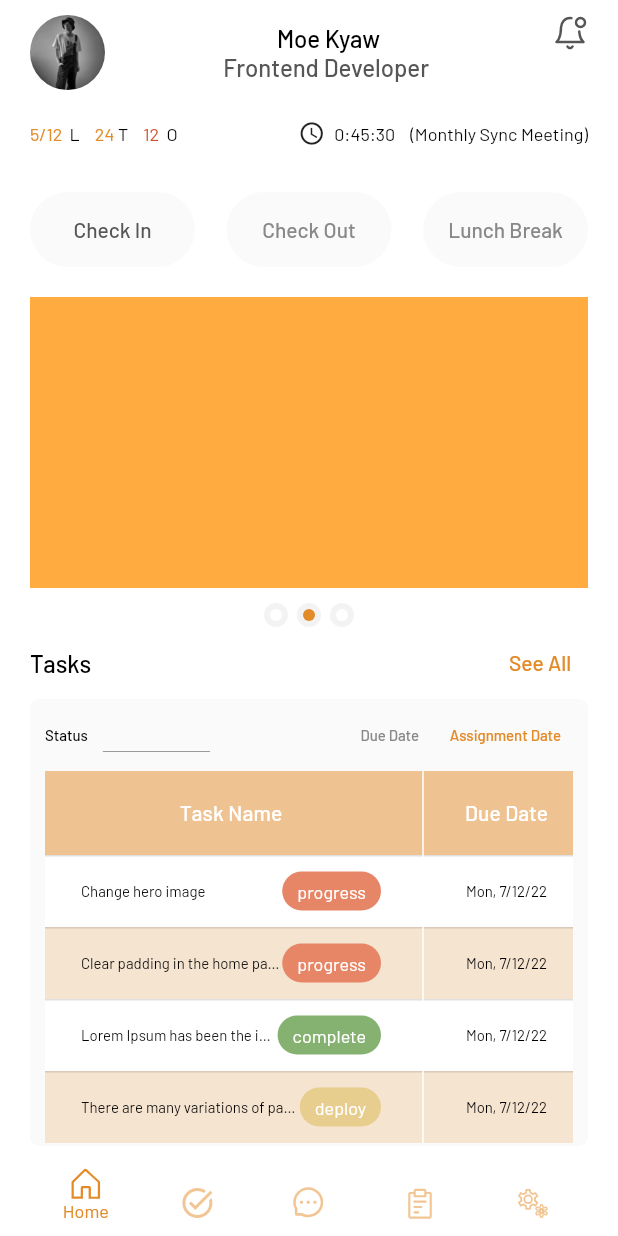
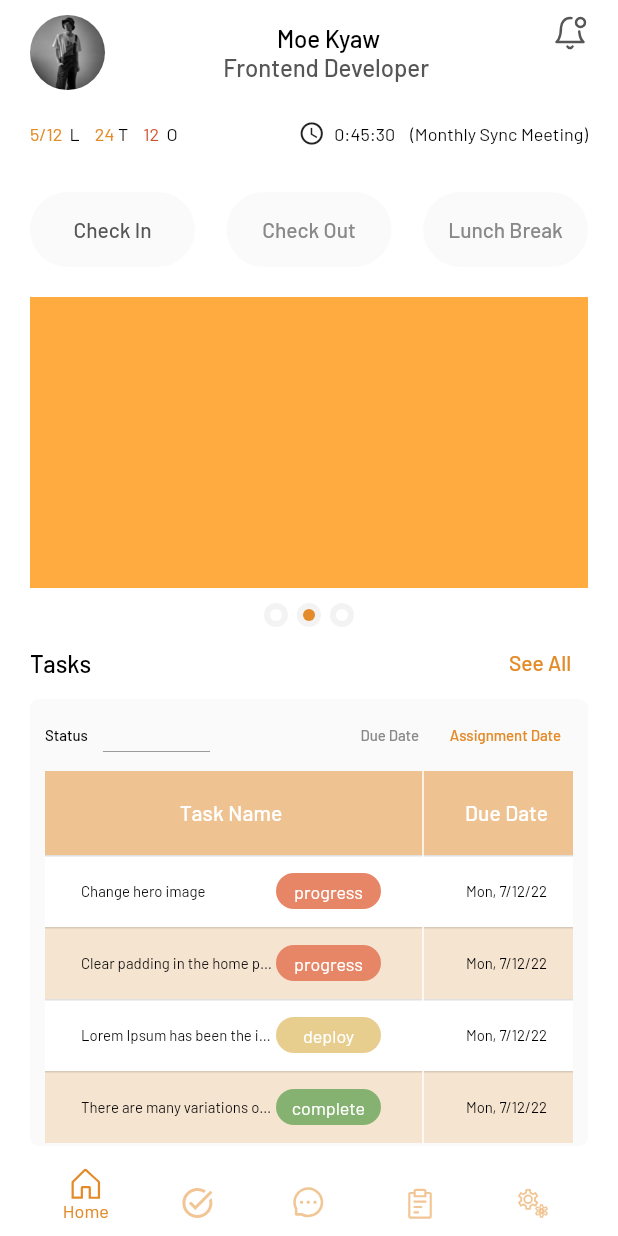
Before and after one commit to tinkokowin96/exceed_resources_frontend, a Flutter app: the screen it shows after launch, on a phone screen of 412 x 824 dp. Run offline on Flutter 3.47's test engine with Material 2 defaults, Android fonts, the phone set to English and light mode, and no system bars; our stand-ins replace cookie_jar, dio, dio_cookie_manager, flutter_svg, freezed_annotation, geolocator and 3 more; project files that could hold a hidden picture were left out.

Commit message:
update task table

```diff
--- /dev/null
+++ b/lib/app/modules/core/models/action_text.dart
@@ -0,0 +1,9 @@
+class ActionText {
+  final String text;
+  final dynamic action;
+
+  const ActionText({
+    required this.text,
+    required this.action,
+  });
+}
--- /dev/null
+++ b/lib/app/modules/core/models/dropdown_option.dart
@@ -0,0 +1,11 @@
+class DropdownOption {
+  final String text;
+  final dynamic value;
+  final String? category;
+
+  const DropdownOption({
+    required this.text,
+    required this.value,
+    this.category,
+  });
+}
--- a/lib/app/modules/core/theme/size.dart
+++ b/lib/app/modules/core/theme/size.dart
@@ -24,13 +24,17 @@ class AppSize {
   static const fHMd = 74.0;
 
   //dropdown
-  static const dH = 120.0;
+  static const dH = 100.0;
   static const dL = 100.0; //dropdown loading
 
   //active indicator
   static const aiiw = 16.0; //wrapper
   static const aiii = 8.0; //indicator
 
+  //status
+  static const staW = 70.0;
+  static const staH = 24.0;
+
   //miscs
   static const fH = 50.0; //footer height
   static const tCMW = 200.0; //table column max width
--- a/lib/app/modules/core/widgets/dropdown/dropdown.dart
+++ b/lib/app/modules/core/widgets/dropdown/dropdown.dart
@@ -1,4 +1,6 @@
 import 'dart:async';
+import 'package:exceed_resources_frontend/app/modules/core/models/action_text.dart';
+import 'package:exceed_resources_frontend/app/modules/core/models/dropdown_option.dart';
 import 'package:exceed_resources_frontend/app/modules/core/theme/index.dart';
 import 'package:exceed_resources_frontend/app/modules/core/theme/miscs.dart';
 import 'package:exceed_resources_frontend/app/modules/core/theme/size.dart';
@@ -12,31 +14,37 @@ import 'package:lottie/lottie.dart';
 
 class AppDropdown extends StatefulWidget {
   final double width;
-  final String hint;
   final bool loading;
-  final List<Map> items;
-  final TextEditingController dropdownController;
-  final Function({Map? value, bool? checked}) onChanged;
+  final List<DropdownOption> items;
+  final Function({DropdownOption? value, bool? checked}) onChanged;
   final bool isMulti;
   final bool searchable;
   final bool noPadding;
+  final TextEditingController dropdownController;
+  final EText textSize;
+  final String? hint;
+  final DropdownOption? defaultOption;
+  final Widget? customSelector;
   final Function(String value)? onSearched;
-  final List<Map>? initialItems;
+  final List<DropdownOption>? initialItems;
   final List<String>? selected;
-  final Map? addNew;
+  final ActionText? addNew;
   final Function(String? value)? validator;
   final String? title;
   const AppDropdown({
     Key? key,
     required this.width,
-    required this.hint,
     required this.loading,
     required this.items,
     required this.onChanged,
     required this.dropdownController,
+    this.hint,
     this.searchable = false,
     this.noPadding = false,
     this.isMulti = false,
+    this.textSize = EText.h3,
+    this.defaultOption,
+    this.customSelector,
     this.onSearched,
     this.selected,
     this.initialItems,
@@ -54,10 +62,11 @@ class _AppDropdownState extends State<AppDropdown> {
   late final FocusNode _focusNode;
   late final OverlayState? _overlay;
   late final OverlayEntry? _entry;
+  late final List<String> _selected = widget.selected ?? [];
   String searchedText = '';
-  Map? _selectedDropdown;
+  bool _showDropdown = false;
+  DropdownOption? _selectedDropdown;
   Timer? _timer;
-  late final List<String> _selected = widget.selected ?? [];
 
   void debounceSearch(String search) {
     searchedText = search;
@@ -70,20 +79,20 @@ class _AppDropdownState extends State<AppDropdown> {
     );
   }
 
-  void selectDropdownHandler({required Map value, bool? checked}) {
+  void selectDropdownHandler({required DropdownOption value, bool? checked}) {
     setState(() {
       if (checked == null) {
-        widget.dropdownController.text = value['text'];
+        widget.dropdownController.text = value.text;
         _selectedDropdown = value;
         _focusNode.unfocus();
       } else {
         if (checked) {
-          final isAlreadySelected = _selected.contains(value['text']);
+          final isAlreadySelected = _selected.contains(value.text);
           if (!isAlreadySelected) {
-            _selected.add(value['text']);
+            _selected.add(value.text);
           }
         } else {
-          _selected.removeWhere((item) => item == value['text']);
+          _selected.removeWhere((item) => item == value.text);
         }
 
         widget.dropdownController.text = '';
@@ -127,6 +136,7 @@ class _AppDropdownState extends State<AppDropdown> {
               width: widget.width,
               focus: _focusNode,
               addNew: widget.addNew,
+              textSize: widget.textSize,
               selectDropdownHandler: selectDropdownHandler,
               isMulti: widget.isMulti,
               selected: _selected,
@@ -138,6 +148,7 @@ class _AppDropdownState extends State<AppDropdown> {
   }
 
   void showDropdown(bool show) {
+    _showDropdown = show;
     if (show) {
       _overlay!.insert(_entry!);
       setState(() {
@@ -157,6 +168,9 @@ class _AppDropdownState extends State<AppDropdown> {
   @override
   void initState() {
     _focusNode = FocusNode();
+    if (widget.defaultOption != null) {
+      widget.dropdownController.text = widget.defaultOption!.text;
+    }
     WidgetsBinding.instance.addPostFrameCallback((_) => executeAfterBuild(false));
     super.initState();
   }
@@ -191,7 +205,12 @@ class _AppDropdownState extends State<AppDropdown> {
   Widget build(BuildContext context) {
     return CompositedTransformTarget(
       link: _layerLink,
-      child: FormFieldInput(
+      child: widget.customSelector != null
+          ? GestureDetector(
+              onTap: () => showDropdown(!_showDropdown),
+              child: widget.customSelector,
+            )
+          : FormFieldInput(
               title: widget.title,
               controller: widget.dropdownController,
               width: widget.width,
@@ -209,13 +228,14 @@ class _AppDropdownState extends State<AppDropdown> {
 class DopdownItems extends StatelessWidget {
   final bool loading;
   final double width;
-  final List<Map> items;
+  final List<DropdownOption> items;
   final FocusNode focus;
-  final Function({required Map value, bool? checked}) selectDropdownHandler;
+  final Function({required DropdownOption value, bool? checked}) selectDropdownHandler;
   final bool noPadding;
   final bool isMulti;
+  final EText textSize;
   final List<String> selected;
-  final Map? addNew;
+  final ActionText? addNew;
 
   const DopdownItems({
     Key? key,
@@ -227,6 +247,7 @@ class DopdownItems extends StatelessWidget {
     required this.noPadding,
     required this.isMulti,
     required this.selected,
+    required this.textSize,
     this.addNew,
   }) : super(key: key);
 
@@ -242,7 +263,7 @@ class DopdownItems extends StatelessWidget {
           padding: const EdgeInsets.all(AppSize.sm),
           child: SingleChildScrollView(
             child: Column(
-              crossAxisAlignment: CrossAxisAlignment.start,
+              //   crossAxisAlignment: CrossAxisAlignment.start,
               children: [
                 loading
                     ? SizedBox(
@@ -278,20 +299,20 @@ class DopdownItems extends StatelessWidget {
                                             vertical: noPadding ? 0 : AppSize.sm,
                                           ),
                                           alignment:
-                                              items[index]['type'] != null ? Alignment.centerLeft : Alignment.center,
+                                              items[index].category != null ? Alignment.centerLeft : Alignment.center,
                                           child: Text(
-                                            items[index]['text'],
-                                            style: AppTheme.text(context: context),
+                                            items[index].text,
+                                            style: AppTheme.text(context: context, size: textSize),
                                           ),
                                         ),
                                       ),
-                                      items[index]['type'] != null
+                                      items[index].category != null
                                           ? ColoredBox(
                                               color: AppTheme.of(context).color.primary.withOpacity(0.2),
                                               child: Text(
-                                                items[index]['type'],
+                                                items[index].category!,
                                                 style: AppTheme.text(
-                                                    size: EText.h4, context: context, type: ETextType.primary),
+                                                    size: textSize, context: context, type: ETextType.primary),
                                               ),
                                             )
                                           : AppSizeBox.zero,
@@ -306,14 +327,14 @@ class DopdownItems extends StatelessWidget {
                                     mainAxisAlignment: MainAxisAlignment.spaceBetween,
                                     children: [
                                       Text(
-                                        items[index]['text'],
-                                        style: AppTheme.text(context: context),
+                                        items[index].text,
+                                        style: AppTheme.text(context: context, size: textSize),
                                       ),
                                       Checkbox(
                                         fillColor: MaterialStateProperty.all<Color>(
                                           AppTheme.of(context).color.primary,
                                         ),
-                                        value: selected.contains(items[index]['text']),
+                                        value: selected.contains(items[index].text),
                                         onChanged: (value) => selectDropdownHandler(
                                           value: items[index],
                                           checked: value,
@@ -333,10 +354,10 @@ class DopdownItems extends StatelessWidget {
                           mainAxisAlignment: MainAxisAlignment.center,
                           children: [
                             AppTextButton(
-                              text: addNew!['text'],
+                              text: addNew!.text,
                               onPressed: () {
                                 focus.unfocus();
-                                addNew!['onPressed']();
+                                addNew!.action();
                               },
                             )
                           ],
--- a/lib/app/modules/core/widgets/form_field_input.dart
+++ b/lib/app/modules/core/widgets/form_field_input.dart
@@ -6,7 +6,7 @@ import 'package:flutter/material.dart';
 import 'package:flutter/services.dart';
 
 class FormFieldInput extends StatelessWidget {
-  final String hintText;
+  final String? hintText;
   final double width;
   final bool readOnly;
   final bool obscureText;
@@ -24,8 +24,8 @@ class FormFieldInput extends StatelessWidget {
 
   const FormFieldInput({
     Key? key,
-    required this.hintText,
     required this.width,
+    this.hintText,
     this.controller,
     this.value,
     this.obscureText = false,
--- a/lib/app/modules/task/components/task_table.dart
+++ b/lib/app/modules/task/components/task_table.dart
@@ -14,12 +14,10 @@ class TaskTable extends GetView<TaskTableController> {
 
   @override
   Widget build(BuildContext context) {
-    Get.create(
-      () => TaskTableController(context: context),
-      permanent: false,
-    );
+    Get.put(TaskTableController());
     return Expanded(
-      child: LayoutBuilder(builder: (context, constraint) {
+      child: LayoutBuilder(
+        builder: (context, constraint) {
           return DecoratedBox(
             decoration: BoxDecoration(
               color: AppTheme.of(context).color.container,
@@ -65,7 +63,7 @@ class TaskTable extends GetView<TaskTableController> {
                     Expanded(
                       child: AppTable(
                         columns: controller.columns,
-                      rows: controller.rows,
+                        rows: controller.getRows(context),
                       ),
                     )
                   ],
@@ -73,7 +71,8 @@ class TaskTable extends GetView<TaskTableController> {
               ),
             ),
           );
-      }),
+        },
+      ),
     );
   }
 }
--- a/lib/app/modules/task/controllers/task_table_controller.dart
+++ b/lib/app/modules/task/controllers/task_table_controller.dart
@@ -1,23 +1,22 @@
 import 'package:exceed_resources_frontend/app/modules/core/theme/index.dart';
-import 'package:exceed_resources_frontend/app/modules/core/theme/size.dart';
 import 'package:exceed_resources_frontend/app/modules/core/utils/enum.dart';
+import 'package:exceed_resources_frontend/app/modules/task/models/status.dart';
+import 'package:exceed_resources_frontend/app/modules/task/widgets/status_dropdown.dart';
 import 'package:flutter/material.dart';
 import 'package:get/get.dart';
 
 class TaskTableController extends GetxController {
-  final BuildContext context;
-  TaskTableController({
-    required this.context,
-  });
-
+  late final BuildContext context;
   final statusController = TextEditingController();
   final columns = ['Task Name', 'Due Date', 'Project'];
   final status = [
-    {'text': 'progress', 'color': const Color(0xFFE78567)},
-    {'text': 'deploy', 'color': const Color(0xFFE8CE8E)},
-    {'text': 'complete', 'color': const Color(0xFF85B270)},
+    Status(text: 'progress', color: const Color(0xFFE78567)),
+    Status(text: 'deploy', color: const Color(0xFFE8CE8E)),
+    Status(text: 'complete', color: const Color(0xFF85B270)),
   ];
-  late final List<List<Widget>> rows = [
+
+  List<List<Widget>> getRows(BuildContext context) {
+    return [
       [
         Row(
           mainAxisAlignment: MainAxisAlignment.spaceBetween,
@@ -29,25 +28,10 @@ class TaskTableController extends GetxController {
                 style: AppTheme.text(context: context, size: EText.h4),
               ),
             ),
-          DecoratedBox(
-            decoration: BoxDecoration(
-              color: const Color(0xFFE78567),
-              borderRadius: BorderRadius.circular(AppSize.lg),
-            ),
-            child: Padding(
-              padding: const EdgeInsets.symmetric(horizontal: AppSize.sm, vertical: AppSize.xs),
-              child: SizedBox(
-                child: Text(
-                  'progress',
-                  style: AppTheme.text(
-                    context: context,
-                    size: EText.h5,
-                    type: ETextType.white,
-                  ),
-                ),
-              ),
-            ),
-          ),
+            StatusDropdown(
+              status: status,
+              initialStatus: status[0],
+            )
           ],
         ),
         Text(
@@ -71,27 +55,9 @@ class TaskTableController extends GetxController {
                 style: AppTheme.text(context: context, size: EText.h4),
               ),
             ),
-          DecoratedBox(
-            decoration: BoxDecoration(
-              color: const Color(0xFFE78567),
-              borderRadius: BorderRadius.circular(AppSize.lg),
-            ),
-            child: Padding(
-              padding: const EdgeInsets.symmetric(
-                horizontal: AppSize.sm,
-                vertical: AppSize.xs,
-              ),
-              child: SizedBox(
-                child: Text(
-                  'progress',
-                  style: AppTheme.text(
-                    context: context,
-                    size: EText.h5,
-                    type: ETextType.white,
-                  ),
-                ),
-              ),
-            ),
+            StatusDropdown(
+              status: status,
+              initialStatus: status[0],
             ),
           ],
         ),
@@ -116,27 +82,9 @@ class TaskTableController extends GetxController {
                 style: AppTheme.text(context: context, size: EText.h4),
               ),
             ),
-          DecoratedBox(
-            decoration: BoxDecoration(
-              color: const Color(0xFF85B270),
-              borderRadius: BorderRadius.circular(AppSize.lg),
-            ),
-            child: Padding(
-              padding: const EdgeInsets.symmetric(
-                horizontal: AppSize.sm,
-                vertical: AppSize.xs,
-              ),
-              child: SizedBox(
-                child: Text(
-                  'complete',
-                  style: AppTheme.text(
-                    context: context,
-                    size: EText.h5,
-                    type: ETextType.white,
-                  ),
-                ),
-              ),
-            ),
+            StatusDropdown(
+              status: status,
+              initialStatus: status[1],
             ),
           ],
         ),
@@ -161,27 +109,9 @@ class TaskTableController extends GetxController {
                 style: AppTheme.text(context: context, size: EText.h4),
               ),
             ),
-          DecoratedBox(
-            decoration: BoxDecoration(
-              color: const Color(0xFFE8CE8E),
-              borderRadius: BorderRadius.circular(AppSize.lg),
-            ),
-            child: Padding(
-              padding: const EdgeInsets.symmetric(
-                horizontal: AppSize.sm,
-                vertical: AppSize.xs,
-              ),
-              child: SizedBox(
-                child: Text(
-                  'deploy',
-                  style: AppTheme.text(
-                    context: context,
-                    size: EText.h5,
-                    type: ETextType.white,
-                  ),
-                ),
-              ),
-            ),
+            StatusDropdown(
+              status: status,
+              initialStatus: status[2],
             ),
           ],
         ),
@@ -197,3 +127,4 @@ class TaskTableController extends GetxController {
       ],
     ];
   }
+}
--- /dev/null
+++ b/lib/app/modules/task/models/status.dart
@@ -0,0 +1,24 @@
+import 'package:flutter/material.dart';
+import 'package:freezed_annotation/freezed_annotation.dart';
+
+part 'status.freezed.dart';
+part 'status.g.dart';
+
+@freezed
+class Status with _$Status {
+  factory Status({
+    required String text,
+    @JsonKey(
+      name: 'color',
+      fromJson: colorFromJson,
+      toJson: colorToJson,
+    )
+        required Color color,
+  }) = _Status;
+
+  factory Status.fromJson(Map<String, dynamic> json) => _$StatusFromJson(json);
+}
+
+Color colorFromJson(String json) => Color(int.parse(json));
+
+String colorToJson(Color color) => color.toString().replaceAll('Color(', '').replaceAll(')', '');
--- /dev/null
+++ b/lib/app/modules/task/widgets/status_dropdown.dart
@@ -0,0 +1,73 @@
+import 'package:exceed_resources_frontend/app/modules/core/models/dropdown_option.dart';
+import 'package:exceed_resources_frontend/app/modules/core/theme/index.dart';
+import 'package:exceed_resources_frontend/app/modules/core/theme/size.dart';
+import 'package:exceed_resources_frontend/app/modules/core/utils/enum.dart';
+import 'package:exceed_resources_frontend/app/modules/core/widgets/dropdown/dropdown.dart';
+import 'package:exceed_resources_frontend/app/modules/task/controllers/status_dropdown_controller.dart';
+import 'package:exceed_resources_frontend/app/modules/task/models/status.dart';
+import 'package:flutter/material.dart';
+import 'package:get/get.dart';
+
+class StatusDropdown extends StatefulWidget {
+  final List<Status> status;
+  final Status initialStatus;
+  const StatusDropdown({
+    Key? key,
+    required this.status,
+    required this.initialStatus,
+  }) : super(key: key);
+
+  @override
+  State<StatusDropdown> createState() => _StatusDropdownState();
+}
+
+class _StatusDropdownState extends State<StatusDropdown> {
+  late final List<DropdownOption> _dropdownOptions = List.from(
+    widget.status.map(
+      (each) => DropdownOption(
+        text: each.text,
+        value: each,
+      ),
+    ),
+  );
+  late Status _currentStatus = widget.initialStatus;
+
+  void onDropdownChange(DropdownOption? option) {
+    if (option != null) {
+      setState(() {
+        _currentStatus = option.value;
+      });
+    }
+  }
+
+  @override
+  Widget build(BuildContext context) {
+    return AppDropdown(
+      width: AppSize.staW,
+      loading: false,
+      items: _dropdownOptions,
+      onChanged: ({checked, value}) => onDropdownChange(value),
+      dropdownController: TextEditingController(),
+      customSelector: DecoratedBox(
+        decoration: BoxDecoration(
+          color: _currentStatus.color,
+          borderRadius: BorderRadius.circular(AppSize.lg),
+        ),
+        child: SizedBox(
+          width: AppSize.staW,
+          height: AppSize.staH,
+          child: Center(
+            child: Text(
+              _currentStatus.text,
+              style: AppTheme.text(
+                context: context,
+                size: EText.h5,
+                type: ETextType.white,
+              ),
+            ),
+          ),
+        ),
+      ),
+    );
+  }
+}
```
Also changed, not shown: lib/app/modules/core/widgets/dropdown/searchable_dropdown.dart (+9 -7 lines), lib/app/modules/task/controllers/status_dropdown_controller.dart (added, +29 -0 lines), lib/app/modules/task/models/status.freezed.dart (added), lib/app/modules/task/models/status.g.dart (added). Lines whose indentation alone changed are shown as unchanged.
